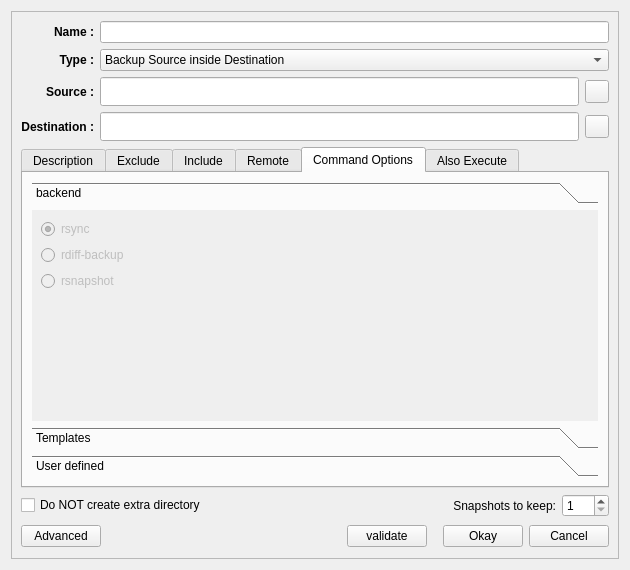
Old version of the form ui/modifyDialog.ui in the repository hsbasu/luckybackup.
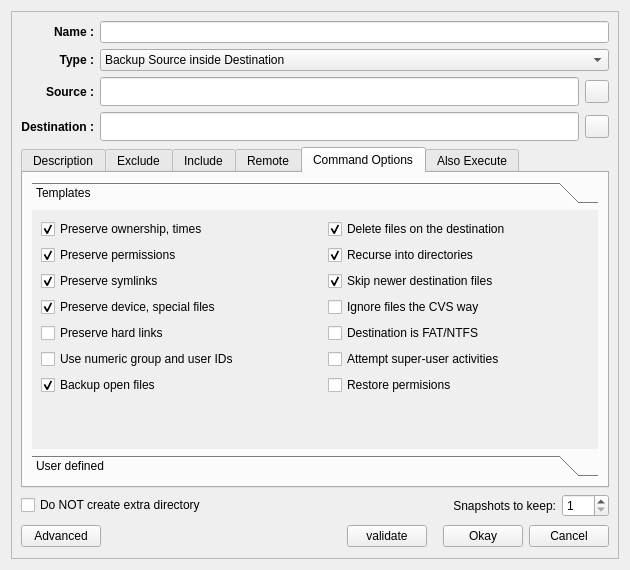
New version of the form. The open tabs and pages were chosen to show the change. Icons and pictures are not drawn.

Patch:
```diff
--- a/ui/modifyDialog.ui
+++ b/ui/modifyDialog.ui
@@ -1842,78 +1842,13 @@
              <property name="currentIndex">
               <number>1</number>
              </property>
-             <widget class="QWidget" name="page">
-              <property name="geometry">
-               <rect>
-                <x>0</x>
-                <y>0</y>
-                <width>110</width>
-                <height>85</height>
-               </rect>
-              </property>
-              <attribute name="label">
-               <string>backend</string>
-              </attribute>
-              <layout class="QGridLayout" name="gridLayout_16">
-               <item row="1" column="0">
-                <spacer name="verticalSpacer_10">
-                 <property name="orientation">
-                  <enum>Qt::Vertical</enum>
-                 </property>
-                 <property name="sizeHint" stdset="0">
-                  <size>
-                   <width>20</width>
-                   <height>40</height>
-                  </size>
-                 </property>
-                </spacer>
-               </item>
-               <item row="0" column="0">
-                <layout class="QVBoxLayout" name="verticalLayout">
-                 <item>
-                  <widget class="QRadioButton" name="radioButton_backendRsync">
-                   <property name="enabled">
-                    <bool>false</bool>
-                   </property>
-                   <property name="text">
-                    <string>rsync</string>
-                   </property>
-                   <property name="checked">
-                    <bool>true</bool>
-                   </property>
-                  </widget>
-                 </item>
-                 <item>
-                  <widget class="QRadioButton" name="radioButton_backendRdiff">
-                   <property name="enabled">
-                    <bool>false</bool>
-                   </property>
-                   <property name="text">
-                    <string>rdiff-backup</string>
-                   </property>
-                  </widget>
-                 </item>
-                 <item>
-                  <widget class="QRadioButton" name="radioButton_backendRsnapshot">
-                   <property name="enabled">
-                    <bool>false</bool>
-                   </property>
-                   <property name="text">
-                    <string>rsnapshot</string>
-                   </property>
-                  </widget>
-                 </item>
-                </layout>
-               </item>
-              </layout>
-             </widget>
              <widget class="QWidget" name="options_templates">
               <property name="geometry">
                <rect>
                 <x>0</x>
                 <y>0</y>
                 <width>582</width>
-                <height>231</height>
+                <height>258</height>
                </rect>
               </property>
               <attribute name="label">
@@ -2222,7 +2157,7 @@
                  </property>
                 </widget>
                </item>
-               <item row="5" column="0" colspan="2">
+               <item row="5" column="0">
                 <widget class="QCheckBox" name="checkBox_numericIDs">
                  <property name="sizePolicy">
                   <sizepolicy hsizetype="Minimum" vsizetype="Minimum">
@@ -2281,7 +2216,62 @@
                  </property>
                 </widget>
                </item>
-               <item row="6" column="1">
+               <item row="6" column="0">
+                <widget class="QCheckBox" name="checkBox_vss">
+                 <property name="sizePolicy">
+                  <sizepolicy hsizetype="Minimum" vsizetype="Minimum">
+                   <horstretch>0</horstretch>
+                   <verstretch>0</verstretch>
+                  </sizepolicy>
+                 </property>
+                 <property name="font">
+                  <font>
+                   <weight>50</weight>
+                   <bold>false</bold>
+                  </font>
+                 </property>
+                 <property name="cursor">
+                  <cursorShape>PointingHandCursor</cursorShape>
+                 </property>
+                 <property name="toolTip">
+                  <string>Try to backup open files in windows systems using vss (Only works on windows 2000 and upper)
+(--vss)</string>
+                 </property>
+                 <property name="text">
+                  <string>Backup open files</string>
+                 </property>
+                 <property name="checked">
+                  <bool>true</bool>
+                 </property>
+                </widget>
+               </item>
+               <item row="6" column="2">
+                <widget class="QCheckBox" name="checkBox_restorent">
+                 <property name="sizePolicy">
+                  <sizepolicy hsizetype="Minimum" vsizetype="Minimum">
+                   <horstretch>0</horstretch>
+                   <verstretch>0</verstretch>
+                  </sizepolicy>
+                 </property>
+                 <property name="font">
+                  <font>
+                   <weight>50</weight>
+                   <bold>false</bold>
+                  </font>
+                 </property>
+                 <property name="cursor">
+                  <cursorShape>PointingHandCursor</cursorShape>
+                 </property>
+                 <property name="toolTip">
+                  <string>Restore backed-up windows permissions localized in nt-streams 
+(--restore-nt-streams)</string>
+                 </property>
+                 <property name="text">
+                  <string>Restore permisions</string>
+                 </property>
+                </widget>
+               </item>
+               <item row="7" column="1">
                 <spacer name="verticalSpacer_3">
                  <property name="orientation">
                   <enum>Qt::Vertical</enum>
```
Left out of the diff: 43 changed lines with no effect on the pictures.
